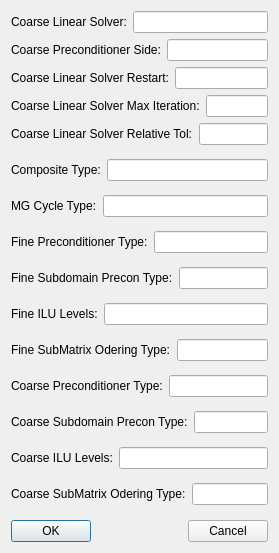
This is ArteryTechQtProject/ArteryTechQtProject/QtArteryTechTwoLevelPreconditionerUI.ui in chenfeigen/HBFlowsSrc as Qt 5 draws it before an edit. The edited form follows.
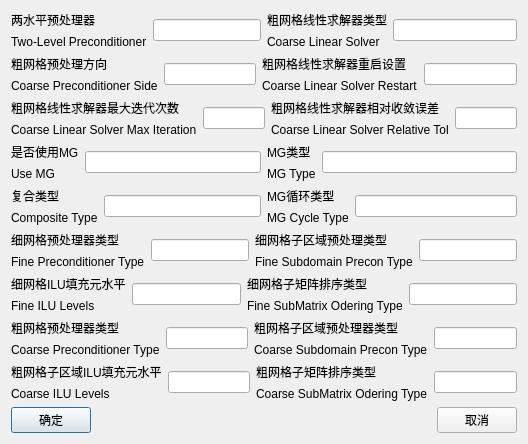
This is the edited form.

```diff
--- a/ArteryTechQtProject/ArteryTechQtProject/QtArteryTechTwoLevelPreconditionerUI.ui
+++ b/ArteryTechQtProject/ArteryTechQtProject/QtArteryTechTwoLevelPreconditionerUI.ui
@@ -6,43 +6,91 @@
    <rect>
     <x>0</x>
     <y>0</y>
-    <width>279</width>
-    <height>553</height>
+    <width>528</width>
+    <height>423</height>
    </rect>
   </property>
   <property name="windowTitle">
    <string>QtArteryTechTwoLevelPreconditionerUI</string>
   </property>
-  <layout class="QVBoxLayout" name="verticalLayout_2">
+  <layout class="QVBoxLayout" name="verticalLayout_20">
+   <item>
+    <layout class="QVBoxLayout" name="verticalLayout_19">
+     <item>
+      <layout class="QHBoxLayout" name="horizontalLayout_20">
+       <item>
+        <layout class="QHBoxLayout" name="horizontalLayout">
    <item>
     <layout class="QVBoxLayout" name="verticalLayout">
      <item>
-      <layout class="QHBoxLayout" name="horizontalLayout_1"/>
+            <widget class="QLabel" name="label">
+             <property name="text">
+              <string>两水平预处理器</string>
+             </property>
+            </widget>
      </item>
      <item>
-      <layout class="QVBoxLayout" name="verticalLayout_4">
+            <widget class="QLabel" name="TwoLevelPreconditionerLabel">
+             <property name="text">
+              <string>Two-Level Preconditioner</string>
+             </property>
+            </widget>
+           </item>
+          </layout>
+         </item>
+         <item>
+          <widget class="QLineEdit" name="TwoLevelPreconditionerLineEdit"/>
+         </item>
+        </layout>
+       </item>
        <item>
         <layout class="QHBoxLayout" name="horizontalLayout_2">
          <item>
+          <layout class="QVBoxLayout" name="verticalLayout_2">
+           <item>
+            <widget class="QLabel" name="label_2">
+             <property name="text">
+              <string>粗网格线性求解器类型</string>
+             </property>
+            </widget>
+           </item>
+           <item>
           <widget class="QLabel" name="CoarseLinearSolverLabel">
            <property name="text">
-            <string>Coarse Linear Solver:</string>
-           </property>
-          </widget>
+              <string>Coarse Linear Solver</string>
+             </property>
+            </widget>
+           </item>
+          </layout>
          </item>
          <item>
           <widget class="QLineEdit" name="CoarseLinearSolverLineEdit"/>
          </item>
         </layout>
        </item>
+      </layout>
+     </item>
+     <item>
+      <layout class="QHBoxLayout" name="horizontalLayout_21">
        <item>
         <layout class="QHBoxLayout" name="horizontalLayout_3">
          <item>
+          <layout class="QVBoxLayout" name="verticalLayout_3">
+           <item>
+            <widget class="QLabel" name="label_3">
+             <property name="text">
+              <string>粗网格预处理方向</string>
+             </property>
+            </widget>
+           </item>
+           <item>
           <widget class="QLabel" name="CoarsePreconditionerSideLabel">
            <property name="text">
-            <string>Coarse Preconditioner Side:</string>
-           </property>
-          </widget>
+              <string>Coarse Preconditioner Side</string>
+             </property>
+            </widget>
+           </item>
+          </layout>
          </item>
          <item>
           <widget class="QLineEdit" name="CoarsePreconditionerSideLineEdit"/>
@@ -52,25 +100,51 @@
        <item>
         <layout class="QHBoxLayout" name="horizontalLayout_4">
          <item>
+          <layout class="QVBoxLayout" name="verticalLayout_4">
+           <item>
+            <widget class="QLabel" name="label_4">
+             <property name="text">
+              <string>粗网格线性求解器重启设置</string>
+             </property>
+            </widget>
+           </item>
+           <item>
           <widget class="QLabel" name="CoarseLinearSolverRestartLabel">
            <property name="text">
-            <string>Coarse Linear Solver Restart:</string>
-           </property>
-          </widget>
+              <string>Coarse Linear Solver Restart</string>
+             </property>
+            </widget>
+           </item>
+          </layout>
          </item>
          <item>
           <widget class="QLineEdit" name="CoarseLinearSolverRestartLineEdit"/>
          </item>
         </layout>
        </item>
+      </layout>
+     </item>
+     <item>
+      <layout class="QHBoxLayout" name="horizontalLayout_22">
        <item>
         <layout class="QHBoxLayout" name="horizontalLayout_5">
          <item>
+          <layout class="QVBoxLayout" name="verticalLayout_5">
+           <item>
+            <widget class="QLabel" name="label_5">
+             <property name="text">
+              <string>粗网格线性求解器最大迭代次数</string>
+             </property>
+            </widget>
+           </item>
+           <item>
           <widget class="QLabel" name="CoarseLinearSolverMaxIterationLabel">
            <property name="text">
-            <string>Coarse Linear Solver Max Iteration:</string>
-           </property>
-          </widget>
+              <string>Coarse Linear Solver Max Iteration</string>
+             </property>
+            </widget>
+           </item>
+          </layout>
          </item>
          <item>
           <widget class="QLineEdit" name="CoarseLinearSolverMaxIterationLineEdit"/>
@@ -80,11 +154,22 @@
        <item>
         <layout class="QHBoxLayout" name="horizontalLayout_6">
          <item>
+          <layout class="QVBoxLayout" name="verticalLayout_6">
+           <item>
+            <widget class="QLabel" name="label_6">
+             <property name="text">
+              <string>粗网格线性求解器相对收敛误差</string>
+             </property>
+            </widget>
+           </item>
+           <item>
           <widget class="QLabel" name="CoarseLinearSolverRelativeTolLabel">
            <property name="text">
-            <string>Coarse Linear Solver Relative Tol:</string>
-           </property>
-          </widget>
+              <string>Coarse Linear Solver Relative Tol</string>
+             </property>
+            </widget>
+           </item>
+          </layout>
          </item>
          <item>
           <widget class="QLineEdit" name="CoarseLinearSolverRelativeTolLineEdit"/>
@@ -94,21 +179,80 @@
       </layout>
      </item>
      <item>
-      <layout class="QVBoxLayout" name="verticalLayout_3">
+      <layout class="QHBoxLayout" name="horizontalLayout_23">
        <item>
-        <layout class="QHBoxLayout" name="horizontalLayout_7"/>
+        <layout class="QHBoxLayout" name="horizontalLayout_7">
+         <item>
+          <layout class="QVBoxLayout" name="verticalLayout_7">
+           <item>
+            <widget class="QLabel" name="label_7">
+             <property name="text">
+              <string>是否使用MG</string>
+             </property>
+            </widget>
        </item>
        <item>
-        <layout class="QHBoxLayout" name="horizontalLayout_8"/>
-       </item>
+            <widget class="QLabel" name="UseMGLabel">
+             <property name="text">
+              <string>Use MG</string>
+             </property>
+            </widget>
+           </item>
+          </layout>
+         </item>
+         <item>
+          <widget class="QLineEdit" name="UseMGLineEdit"/>
+         </item>
+        </layout>
+       </item>
+       <item>
+        <layout class="QHBoxLayout" name="horizontalLayout_8">
+         <item>
+          <layout class="QVBoxLayout" name="verticalLayout_8">
+           <item>
+            <widget class="QLabel" name="label_8">
+             <property name="text">
+              <string>MG类型</string>
+             </property>
+            </widget>
+           </item>
+           <item>
+            <widget class="QLabel" name="MGTypeLabel">
+             <property name="text">
+              <string>MG Type</string>
+             </property>
+            </widget>
+           </item>
+          </layout>
+         </item>
+         <item>
+          <widget class="QLineEdit" name="MGTypeLineEdit"/>
+         </item>
+        </layout>
+       </item>
+      </layout>
+     </item>
+     <item>
+      <layout class="QHBoxLayout" name="horizontalLayout_24">
        <item>
         <layout class="QHBoxLayout" name="horizontalLayout_9">
          <item>
+          <layout class="QVBoxLayout" name="verticalLayout_9">
+           <item>
+            <widget class="QLabel" name="label_9">
+             <property name="text">
+              <string>复合类型</string>
+             </property>
+            </widget>
+           </item>
+           <item>
           <widget class="QLabel" name="CompositeTypeLabel">
            <property name="text">
-            <string>Composite Type:</string>
-           </property>
-          </widget>
+              <string>Composite Type</string>
+             </property>
+            </widget>
+           </item>
+          </layout>
          </item>
          <item>
           <widget class="QLineEdit" name="CompositeTypeLineEdit"/>
@@ -118,25 +262,51 @@
        <item>
         <layout class="QHBoxLayout" name="horizontalLayout_10">
          <item>
+          <layout class="QVBoxLayout" name="verticalLayout_10">
+           <item>
+            <widget class="QLabel" name="label_10">
+             <property name="text">
+              <string>MG循环类型</string>
+             </property>
+            </widget>
+           </item>
+           <item>
           <widget class="QLabel" name="MGCycleTypeLabel">
            <property name="text">
-            <string>MG Cycle Type:</string>
-           </property>
-          </widget>
+              <string>MG Cycle Type</string>
+             </property>
+            </widget>
+           </item>
+          </layout>
          </item>
          <item>
           <widget class="QLineEdit" name="MGCycleTypeLineEdit"/>
          </item>
         </layout>
        </item>
+      </layout>
+     </item>
+     <item>
+      <layout class="QHBoxLayout" name="horizontalLayout_25">
        <item>
         <layout class="QHBoxLayout" name="horizontalLayout_11">
          <item>
+          <layout class="QVBoxLayout" name="verticalLayout_11">
+           <item>
+            <widget class="QLabel" name="label_11">
+             <property name="text">
+              <string>细网格预处理器类型</string>
+             </property>
+            </widget>
+           </item>
+           <item>
           <widget class="QLabel" name="FinePreconditionerTypeLabel">
            <property name="text">
-            <string>Fine Preconditioner Type:</string>
-           </property>
-          </widget>
+              <string>Fine Preconditioner Type</string>
+             </property>
+            </widget>
+           </item>
+          </layout>
          </item>
          <item>
           <widget class="QLineEdit" name="FinePreconditionerTypeLineEdit"/>
@@ -146,25 +316,51 @@
        <item>
         <layout class="QHBoxLayout" name="horizontalLayout_12">
          <item>
+          <layout class="QVBoxLayout" name="verticalLayout_12">
+           <item>
+            <widget class="QLabel" name="label_12">
+             <property name="text">
+              <string>细网格子区域预处理类型</string>
+             </property>
+            </widget>
+           </item>
+           <item>
           <widget class="QLabel" name="FineSubdomainPreconTypeLabel">
            <property name="text">
-            <string>Fine Subdomain Precon Type:</string>
-           </property>
-          </widget>
+              <string>Fine Subdomain Precon Type</string>
+             </property>
+            </widget>
+           </item>
+          </layout>
          </item>
          <item>
           <widget class="QLineEdit" name="FineSubdomainPreconTypeLineEdit"/>
          </item>
         </layout>
        </item>
+      </layout>
+     </item>
+     <item>
+      <layout class="QHBoxLayout" name="horizontalLayout_26">
        <item>
         <layout class="QHBoxLayout" name="horizontalLayout_13">
          <item>
+          <layout class="QVBoxLayout" name="verticalLayout_13">
+           <item>
+            <widget class="QLabel" name="label_13">
+             <property name="text">
+              <string>细网格ILU填充元水平</string>
+             </property>
+            </widget>
+           </item>
+           <item>
           <widget class="QLabel" name="FineILULevelsLabel">
            <property name="text">
-            <string>Fine ILU Levels:</string>
-           </property>
-          </widget>
+              <string>Fine ILU Levels</string>
+             </property>
+            </widget>
+           </item>
+          </layout>
          </item>
          <item>
           <widget class="QLineEdit" name="FineILULevelsLineEdit"/>
@@ -174,25 +370,51 @@
        <item>
         <layout class="QHBoxLayout" name="horizontalLayout_14">
          <item>
+          <layout class="QVBoxLayout" name="verticalLayout_14">
+           <item>
+            <widget class="QLabel" name="label_14">
+             <property name="text">
+              <string>细网格子矩阵排序类型</string>
+             </property>
+            </widget>
+           </item>
+           <item>
           <widget class="QLabel" name="FineSubMatrixOderingTypeLabel">
            <property name="text">
-            <string>Fine SubMatrix Odering Type:</string>
-           </property>
-          </widget>
+              <string>Fine SubMatrix Odering Type</string>
+             </property>
+            </widget>
+           </item>
+          </layout>
          </item>
          <item>
           <widget class="QLineEdit" name="FineSubMatrixOderingTypeLineEdit"/>
          </item>
         </layout>
        </item>
+      </layout>
+     </item>
+     <item>
+      <layout class="QHBoxLayout" name="horizontalLayout_27">
        <item>
         <layout class="QHBoxLayout" name="horizontalLayout_15">
          <item>
+          <layout class="QVBoxLayout" name="verticalLayout_15">
+           <item>
+            <widget class="QLabel" name="label_15">
+             <property name="text">
+              <string>粗网格预处理器类型</string>
+             </property>
+            </widget>
+           </item>
+           <item>
           <widget class="QLabel" name="CoarsePreconditionerTypeLabel">
            <property name="text">
-            <string>Coarse Preconditioner Type:</string>
-           </property>
-          </widget>
+              <string>Coarse Preconditioner Type</string>
+             </property>
+            </widget>
+           </item>
+          </layout>
          </item>
          <item>
           <widget class="QLineEdit" name="CoarsePreconditionerTypeLineEdit"/>
@@ -202,25 +424,51 @@
        <item>
         <layout class="QHBoxLayout" name="horizontalLayout_16">
          <item>
+          <layout class="QVBoxLayout" name="verticalLayout_16">
+           <item>
+            <widget class="QLabel" name="label_16">
+             <property name="text">
+              <string>粗网格子区域预处理器类型</string>
+             </property>
+            </widget>
+           </item>
+           <item>
           <widget class="QLabel" name="CoarseSubdomainPreconTypeLabel">
            <property name="text">
-            <string>Coarse Subdomain Precon Type:</string>
-           </property>
-          </widget>
+              <string>Coarse Subdomain Precon Type</string>
+             </property>
+            </widget>
+           </item>
+          </layout>
          </item>
          <item>
           <widget class="QLineEdit" name="CoarseSubdomainPreconTypeLineEdit"/>
          </item>
         </layout>
        </item>
+      </layout>
+     </item>
+     <item>
+      <layout class="QHBoxLayout" name="horizontalLayout_28">
        <item>
         <layout class="QHBoxLayout" name="horizontalLayout_17">
          <item>
+          <layout class="QVBoxLayout" name="verticalLayout_17">
+           <item>
+            <widget class="QLabel" name="label_17">
+             <property name="text">
+              <string>粗网格子区域ILU填充元水平</string>
+             </property>
+            </widget>
+           </item>
+           <item>
           <widget class="QLabel" name="CoarseILULevelsLabel">
            <property name="text">
-            <string>Coarse ILU Levels:</string>
-           </property>
-          </widget>
+              <string>Coarse ILU Levels</string>
+             </property>
+            </widget>
+           </item>
+          </layout>
          </item>
          <item>
           <widget class="QLineEdit" name="CoarseILULevelsLineEdit"/>
@@ -230,11 +478,22 @@
        <item>
         <layout class="QHBoxLayout" name="horizontalLayout_18">
          <item>
+          <layout class="QVBoxLayout" name="verticalLayout_18">
+           <item>
+            <widget class="QLabel" name="label_18">
+             <property name="text">
+              <string>粗网格子矩阵排序类型</string>
+             </property>
+            </widget>
+           </item>
+           <item>
           <widget class="QLabel" name="CoarseSubMatrixOderingTypeLabel">
            <property name="text">
-            <string>Coarse SubMatrix Odering Type:</string>
-           </property>
-          </widget>
+              <string>Coarse SubMatrix Odering Type</string>
+             </property>
+            </widget>
+           </item>
+          </layout>
          </item>
          <item>
           <widget class="QLineEdit" name="CoarseSubMatrixOderingTypeLineEdit"/>
@@ -248,7 +507,7 @@
        <item>
         <widget class="QPushButton" name="OKPushButton">
          <property name="text">
-          <string>OK</string>
+          <string>确定</string>
          </property>
         </widget>
        </item>
@@ -268,7 +527,7 @@
        <item>
         <widget class="QPushButton" name="CancelPushButton">
          <property name="text">
-          <string>Cancel</string>
+          <string>取消</string>
          </property>
         </widget>
        </item>
```
Lines whose indentation alone changed are shown as unchanged.
